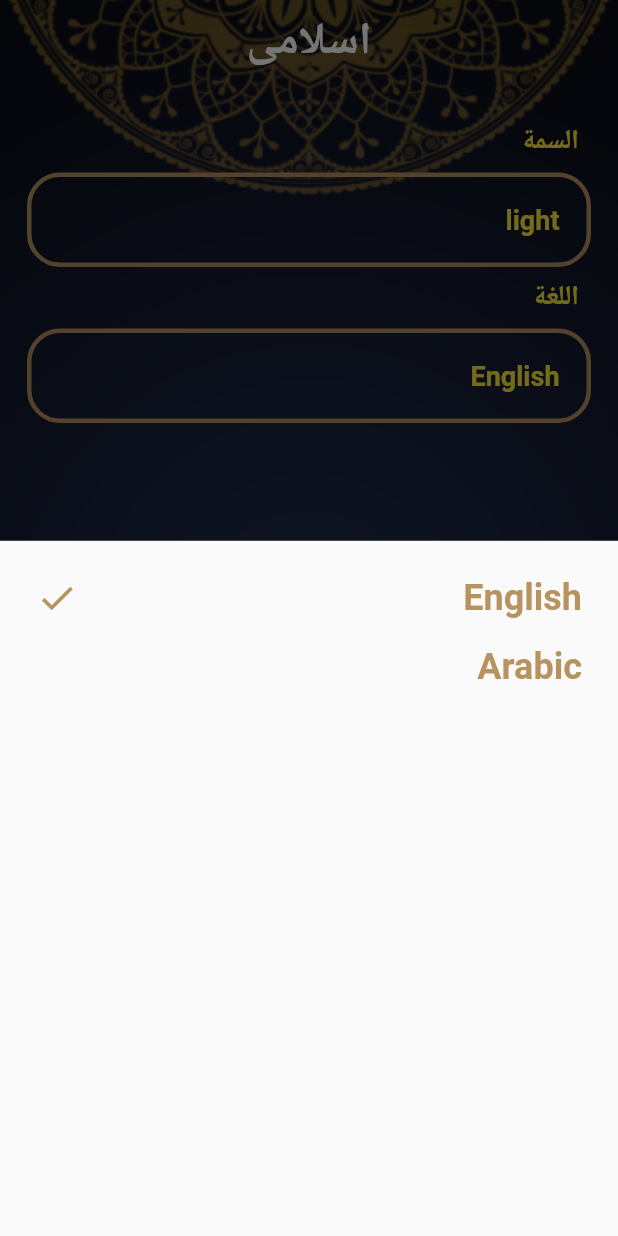
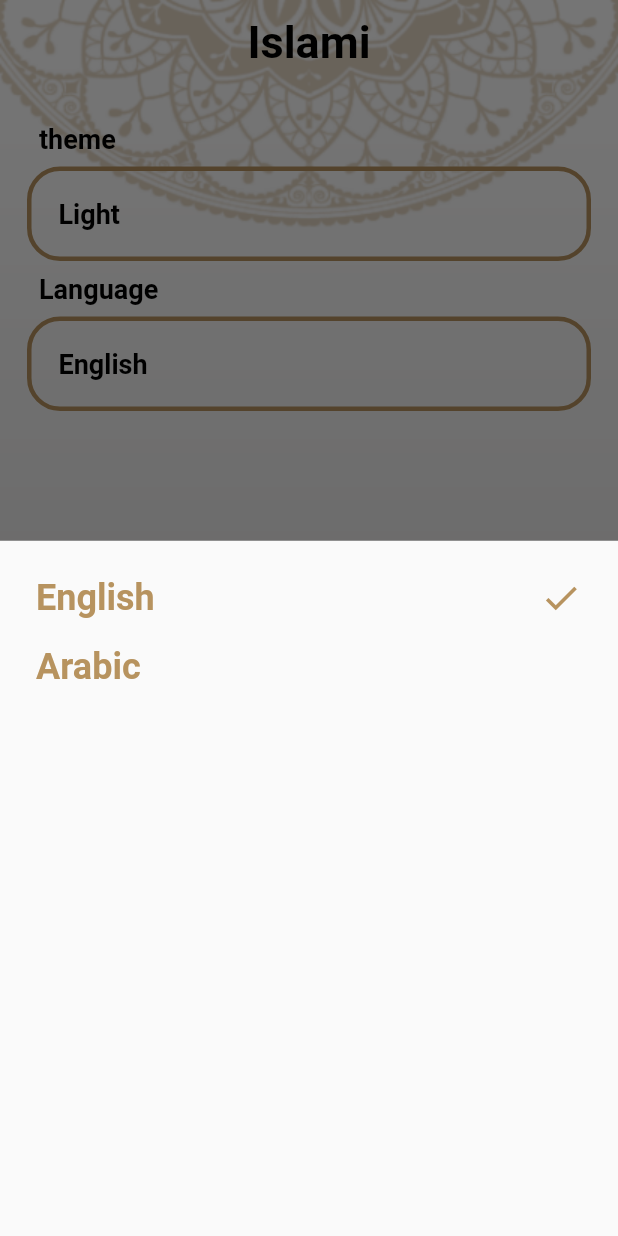
Before and after one commit to hamadia/Islami-app, a Flutter app: the screen it shows after launch, item 5 of the bottom bar chosen, after a tap on "English", on a phone screen of 412 x 824 dp. Run offline on Flutter 3.47's test engine with Material 2 defaults, Android fonts, the light colour scheme and no system bars; generated files the repository leaves out were written again.

Commit message:
+ provider % localization % theme

```diff
--- a/lib/l10n/app_ar.arb
+++ b/lib/l10n/app_ar.arb
@@ -1,10 +1,12 @@
 {
-   "app_title" : "اسلامى",
-   "quan_tab" : "القران",
-   "hadith_tab" : "الحديث",
-   "tasbeh_tab" : "تسبيح",
-   "radio_tab" : "الراديو",
-   "settings_tab" : "الإعدادات",
-   "theme" : "السمة",
-   "language" : "اللغة"
+  "app_title": "اسلامى",
+  "quan_tab": "القران",
+  "hadith_tab": "الحديث",
+  "tasbeh_tab": "تسبيح",
+  "radio_tab": "الراديو",
+  "settings_tab": "الإعدادات",
+  "theme": "السمة",
+  "language": "اللغة",
+  "dark": "غامق",
+  "light": "فاتح"
 }
--- a/lib/main.dart
+++ b/lib/main.dart
@@ -1,30 +1,36 @@
 import 'package:flutter/material.dart';
 import 'package:flutter_gen/gen_l10n/app_localizations.dart';
+import 'package:islam/provider/provider_settings.dart';
 import 'package:islam/ui/home/home_screen.dart';
 import 'package:islam/ui/home/screens/hadith_details.dart';
 import 'package:islam/ui/home/screens/sura_details_screen.dart';
 import 'package:islam/ui/home/splash_screen.dart';
 import 'package:islam/ui/styles/my_theme_data.dart';
+import 'package:provider/provider.dart';
 
 void main() {
-  runApp(const MyApplication());
+  runApp(
+    ChangeNotifierProvider(
+      create: (context) => SettingProvider(),
+      child: MyApplication(),
+    ),
+  );
 }
 
 class MyApplication extends StatelessWidget {
-  const MyApplication({super.key});
-
   @override
   Widget build(BuildContext context) {
+    var settingsProvider = Provider.of<SettingProvider>(context);
     return MaterialApp(
       localizationsDelegates: AppLocalizations.localizationsDelegates,
-      supportedLocales: [
+      supportedLocales: const [
         Locale('en'), // English
-        Locale('ar'), // Spanish
+        Locale('ar'), // Arabic
       ],
-      locale: Locale('ar'),
+      locale: Locale(settingsProvider.currentLocal),
       theme: MyThemeData.lightTheme,
       darkTheme: MyThemeData.darkTheme,
-      themeMode: ThemeMode.dark,
+      themeMode: settingsProvider.currentTheme,
       routes: {
         HomeScreen.routeName: (context) => HomeScreen(),
         SplashScreen.routeName: (context) => SplashScreen(),
--- /dev/null
+++ b/lib/provider/provider_settings.dart
@@ -0,0 +1,24 @@
+import 'package:flutter/material.dart';
+
+class SettingProvider extends ChangeNotifier {
+  ThemeMode currentTheme = ThemeMode.light;
+  String currentLocal = 'en';
+
+  void changeTheme(ThemeMode newTheme) {
+    if (newTheme == currentTheme) return;
+    currentTheme = newTheme;
+    notifyListeners();
+  }
+
+  void changeLocal(String newLocal) {
+    if (currentLocal == newLocal) return;
+    currentLocal = newLocal;
+    notifyListeners();
+  }
+
+  String getBackground() {
+    return currentTheme == ThemeMode.light
+        ? 'assets/images/main_background.png'
+        : 'assets/images/dark_background.png';
+  }
+}
--- a/lib/ui/home/home_screen.dart
+++ b/lib/ui/home/home_screen.dart
@@ -1,11 +1,12 @@
 import 'package:flutter/material.dart';
 import 'package:flutter_gen/gen_l10n/app_localizations.dart';
+import 'package:islam/provider/provider_settings.dart';
 import 'package:islam/ui/home/hadith_tab/hadith_tab.dart';
 import 'package:islam/ui/home/quran_tab/quran_tab.dart';
 import 'package:islam/ui/home/radio_tab/radio_tab.dart';
 import 'package:islam/ui/home/setting_tab/setting_tab.dart';
 import 'package:islam/ui/home/tasbeh_tab/tasbeh_tab.dart';
-import 'package:islam/ui/styles/my_theme_data.dart';
+import 'package:provider/provider.dart';
 
 class HomeScreen extends StatefulWidget {
   static const String routeName = 'HomeScreen';
@@ -26,13 +27,12 @@ class _HomeScreenState extends State<HomeScreen> {
 
   @override
   Widget build(BuildContext context) {
+    var settingsProvider = Provider.of<SettingProvider>(context);
     return Container(
       decoration: BoxDecoration(
         image: DecorationImage(
           image: AssetImage(
-            MyThemeData.isDarkSelected
-                ? 'assets/images/dark_background.png'
-                : 'assets/images/main_background.png',
+            settingsProvider.getBackground(),
           ),
           fit: BoxFit.fill,
         ),
@@ -52,24 +52,27 @@ class _HomeScreenState extends State<HomeScreen> {
               items: [
                 BottomNavigationBarItem(
                     backgroundColor: Theme.of(context).primaryColor,
-                    icon: ImageIcon(AssetImage('assets/images/icon_quran.png')),
+                    icon: const ImageIcon(
+                        AssetImage('assets/images/icon_quran.png')),
                     label: AppLocalizations.of(context)!.quan_tab),
                 BottomNavigationBarItem(
                     backgroundColor: Theme.of(context).primaryColor,
-                    icon:
-                        ImageIcon(AssetImage('assets/images/icon_hadith.png')),
+                    icon: const ImageIcon(
+                        AssetImage('assets/images/icon_hadith.png')),
                     label: AppLocalizations.of(context)!.hadith_tab),
                 BottomNavigationBarItem(
                     backgroundColor: Theme.of(context).primaryColor,
-                    icon: ImageIcon(AssetImage('assets/images/icon_sebha.png')),
+                    icon: const ImageIcon(
+                        AssetImage('assets/images/icon_sebha.png')),
                     label: AppLocalizations.of(context)!.tasbeh_tab),
                 BottomNavigationBarItem(
                     backgroundColor: Theme.of(context).primaryColor,
-                    icon: ImageIcon(AssetImage('assets/images/icon_radio.png')),
+                    icon: const ImageIcon(
+                        AssetImage('assets/images/icon_radio.png')),
                     label: AppLocalizations.of(context)!.radio_tab),
                 BottomNavigationBarItem(
                     backgroundColor: Theme.of(context).primaryColor,
-                    icon: Icon(Icons.settings),
+                    icon: const Icon(Icons.settings),
                     label: AppLocalizations.of(context)!.settings_tab),
               ],
             ),
--- a/lib/ui/home/setting_tab/language_bottom_sheet.dart
+++ b/lib/ui/home/setting_tab/language_bottom_sheet.dart
@@ -1,52 +1,75 @@
 import 'package:flutter/material.dart';
+import 'package:islam/provider/provider_settings.dart';
+import 'package:provider/provider.dart';
 
 class LanguageBottomSheet extends StatelessWidget {
   @override
   Widget build(BuildContext context) {
+    var settingsProvider = Provider.of<SettingProvider>(context);
     return Container(
-      padding: EdgeInsets.all(24),
+      padding: const EdgeInsets.all(24),
       child: Column(
         crossAxisAlignment: CrossAxisAlignment.start,
         children: [
-          getSelectedItem('English'),
-          SizedBox(
+          InkWell(
+            onTap: () {
+              settingsProvider.changeLocal('en');
+            },
+            child: settingsProvider.currentLocal == 'en'
+                ? getSelectedItem('English')
+                : getUnSelectedItem('English'),
+          ),
+          const SizedBox(
             height: 18,
           ),
-          getUnSelectedItem('Arabic'),
+          InkWell(
+            onTap: () {
+              settingsProvider.changeLocal('ar');
+            },
+            child: settingsProvider.currentLocal == 'ar'
+                ? getSelectedItem('العربية')
+                : getUnSelectedItem('Arabic'),
+          ),
         ],
       ),
     );
   }
 
   Widget getSelectedItem(String text) {
-    return Row(
+    return InkWell(
+      child: Row(
         children: [
           Text(
             text,
-          style: TextStyle(
+            style: const TextStyle(
               fontSize: 24,
               fontWeight: FontWeight.bold,
               color: Color(0xFFB7935F),
             ),
           ),
-        Spacer(),
-        Icon(
+          const Spacer(),
+          const Icon(
             Icons.check,
             color: Color(0xFFB7935F),
             size: 28,
           ),
         ],
+      ),
     );
   }
 
   Widget getUnSelectedItem(String text) {
-    return Text(
+    return Row(
+      children: [
+        Text(
           text,
-      style: TextStyle(
+          style: const TextStyle(
             fontSize: 24,
             fontWeight: FontWeight.bold,
             color: Color(0xFFB7935F),
           ),
+        ),
+      ],
     );
   }
 }
--- a/lib/ui/home/setting_tab/setting_tab.dart
+++ b/lib/ui/home/setting_tab/setting_tab.dart
@@ -1,7 +1,9 @@
 import 'package:flutter/material.dart';
 import 'package:flutter_gen/gen_l10n/app_localizations.dart';
+import 'package:islam/provider/provider_settings.dart';
 import 'package:islam/ui/home/setting_tab/language_bottom_sheet.dart';
 import 'package:islam/ui/home/setting_tab/theme_bottom_sheet.dart';
+import 'package:provider/provider.dart';
 
 class SettingsTab extends StatefulWidget {
   @override
@@ -9,17 +11,19 @@ class SettingsTab extends StatefulWidget {
 }
 
 class _SettingsTabState extends State<SettingsTab> {
+  @override
   Widget build(BuildContext context) {
+    var settingsProvider = Provider.of<SettingProvider>(context);
     return Container(
       padding: const EdgeInsets.all(18),
       child: Column(
         crossAxisAlignment: CrossAxisAlignment.stretch,
         children: [
           Padding(
-            padding: EdgeInsets.all(8),
+            padding: const EdgeInsets.all(8),
             child: Text(
               AppLocalizations.of(context)!.theme,
-              style: TextStyle(fontSize: 18, fontWeight: FontWeight.bold),
+              style: const TextStyle(fontSize: 18, fontWeight: FontWeight.bold),
             ),
           ),
           InkWell(
@@ -36,17 +40,20 @@ class _SettingsTabState extends State<SettingsTab> {
                   width: 3,
                 ),
               ),
-              child: const Text(
-                'light',
-                style: TextStyle(fontSize: 18, fontWeight: FontWeight.bold),
+              child: Text(
+                settingsProvider.currentTheme == ThemeMode.light
+                    ? AppLocalizations.of(context)!.light
+                    : AppLocalizations.of(context)!.dark,
+                style:
+                    const TextStyle(fontSize: 18, fontWeight: FontWeight.bold),
               ),
             ),
           ),
           Padding(
-            padding: EdgeInsets.all(8),
+            padding: const EdgeInsets.all(8),
             child: Text(
               AppLocalizations.of(context)!.language,
-              style: TextStyle(fontSize: 18, fontWeight: FontWeight.bold),
+              style: const TextStyle(fontSize: 18, fontWeight: FontWeight.bold),
             ),
           ),
           InkWell(
@@ -54,7 +61,7 @@ class _SettingsTabState extends State<SettingsTab> {
               showLanguageBottomSheet();
             },
             child: Container(
-              padding: EdgeInsets.all(18),
+              padding: const EdgeInsets.all(18),
               decoration: BoxDecoration(
                 borderRadius: BorderRadius.circular(22),
                 //color: Color(0xFF),
@@ -63,9 +70,10 @@ class _SettingsTabState extends State<SettingsTab> {
                   width: 3,
                 ),
               ),
-              child: const Text(
-                'English',
-                style: TextStyle(fontSize: 18, fontWeight: FontWeight.bold),
+              child: Text(
+                settingsProvider.currentLocal == 'ar' ? 'العربية' : 'English',
+                style:
+                    const TextStyle(fontSize: 18, fontWeight: FontWeight.bold),
               ),
             ),
           )
--- a/lib/ui/styles/my_theme_data.dart
+++ b/lib/ui/styles/my_theme_data.dart
@@ -1,13 +1,13 @@
 import 'package:flutter/material.dart';
 
 class MyThemeData {
-  static Color lightPrimaryColor = Color(0xFFB7935F);
-  static Color darkPrimaryColor = Color(0xFF141A2E);
+  static Color lightPrimaryColor = const Color(0xFFB7935F);
+  static Color darkPrimaryColor = const Color(0xFF141A2E);
   static bool isDarkSelected = true;
   static ThemeData lightTheme = ThemeData(
     dividerColor: lightPrimaryColor,
     primaryColor: lightPrimaryColor,
-    textTheme: TextTheme(
+    textTheme: const TextTheme(
       headlineMedium: TextStyle(
           fontSize: 25, fontWeight: FontWeight.w600, color: Colors.black),
       titleMedium: TextStyle(
@@ -33,7 +33,7 @@ class MyThemeData {
     ),
   );
   static ThemeData darkTheme = ThemeData(
-    textTheme: TextTheme(
+    textTheme: const TextTheme(
       headlineMedium: TextStyle(
           fontSize: 25, fontWeight: FontWeight.w600, color: Colors.white),
       titleMedium: TextStyle(
--- a/pubspec.yaml
+++ b/pubspec.yaml
@@ -38,6 +38,7 @@ dependencies:
   flutter_localizations:
     sdk: flutter
   intl: any
+  provider: ^6.1.1
 
 dev_dependencies:
   flutter_test:
```
Also changed, not shown: lib/l10n/app_en.arb (+10 -8 lines), lib/ui/home/screens/hadith_details.dart (+4 -4 lines), lib/ui/home/screens/sura_details_screen.dart (+4 -4 lines), lib/ui/home/setting_tab/theme_bottom_sheet.dart (+34 -10 lines), pubspec.lock. Lines whose indentation alone changed are shown as unchanged.
